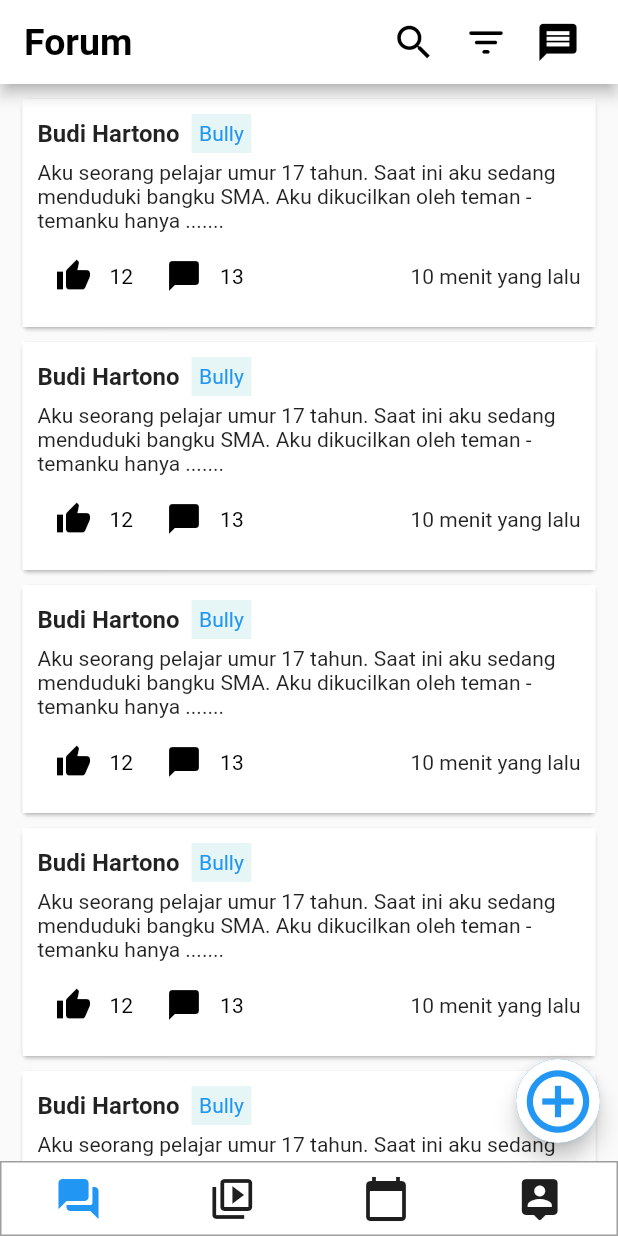
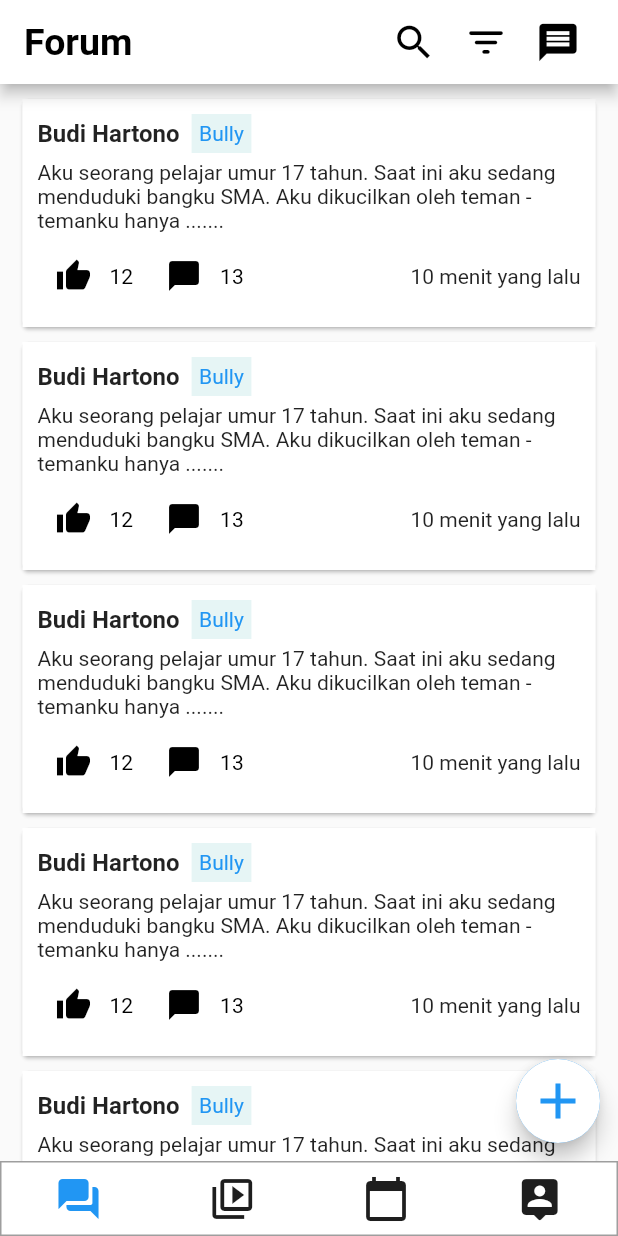
Before and after one commit to rozinhilmi/sociable, a Flutter app: the screen it shows after launch, after a tap on "Masuk", on a phone screen of 412 x 824 dp. Run offline on Flutter 3.47's test engine with Material 2 defaults, Android fonts, the light colour scheme and no system bars.

Commit message:
Update forum.dart

```diff
--- a/lib/Pages/Forum/forum.dart
+++ b/lib/Pages/Forum/forum.dart
@@ -36,13 +36,14 @@ class _ForumPageState extends State<ForumPage> {
         floatingActionButton: FloatingActionButton(
           onPressed: (){
             Navigator.of(context).push(MaterialPageRoute(builder: (context){
-              return AddNewForumPage();
+              return
+                NewForumPage();
             }
             )
             );
           },
           child: Container(
-            child: Icon(Icons.add_circle_outline,size: 50,color: Colors.blue,),
+            child: Icon(Icons.add,size: 40,color: Colors.blue,),
             width: 150,
             height: 150,
             decoration: BoxDecoration(
```
